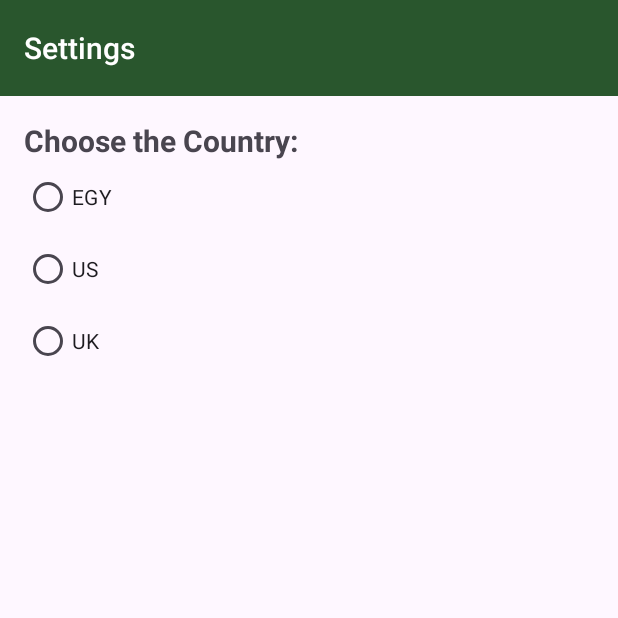
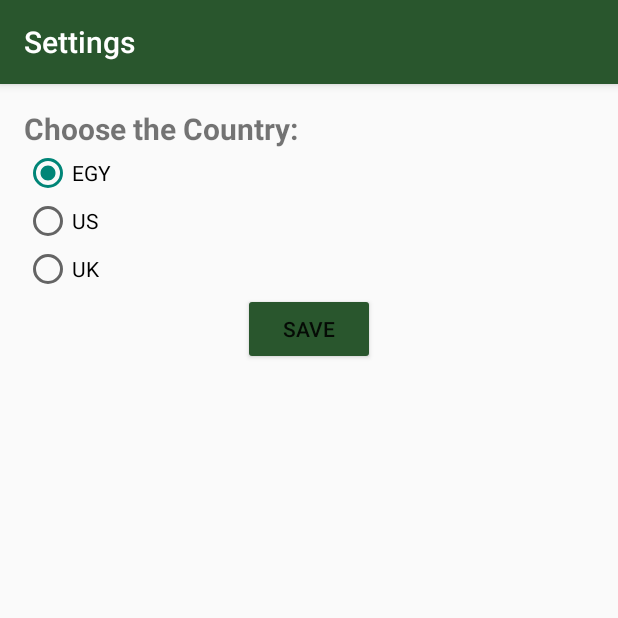
Before and after one commit to maryamasem/News_App, an Android app: the SettingActivity screen opened directly, with no data from a screen before it, on a phone screen of 412 x 824 dp, the top half of it. Run offline under Robolectric (Android 15) with nearby library versions, the phone set to English and light mode, and no system bars; Roboto replaces fonts that are not available here.

Commit message:
add setting activity

```diff
--- a/app/src/main/AndroidManifest.xml
+++ b/app/src/main/AndroidManifest.xml
@@ -12,7 +12,7 @@
         android:label="@string/app_name"
         android:roundIcon="@mipmap/ic_launcher_round"
         android:supportsRtl="true"
-        android:theme="@style/Theme.WhatNow"
+        android:theme="@style/Theme.AppCompat.Light.NoActionBar"
         android:usesCleartextTraffic="true">
         <activity
             android:name=".SettingActivity"
--- a/app/src/main/java/com/depi/whatnow/SettingActivity.kt
+++ b/app/src/main/java/com/depi/whatnow/SettingActivity.kt
@@ -1,20 +1,46 @@
 package com.depi.whatnow
 
 import android.os.Bundle
+import android.widget.Toast
 import androidx.activity.enableEdgeToEdge
 import androidx.appcompat.app.AppCompatActivity
 import androidx.core.view.ViewCompat
 import androidx.core.view.WindowInsetsCompat
+import com.depi.whatnow.databinding.ActivitySettingBinding
 
 class SettingActivity : AppCompatActivity() {
+    lateinit var binding: ActivitySettingBinding
     override fun onCreate(savedInstanceState: Bundle?) {
         super.onCreate(savedInstanceState)
         enableEdgeToEdge()
+        binding = ActivitySettingBinding.inflate(layoutInflater)
         setContentView(R.layout.activity_setting)
         ViewCompat.setOnApplyWindowInsetsListener(findViewById(R.id.main)) { v, insets ->
             val systemBars = insets.getInsets(WindowInsetsCompat.Type.systemBars())
             v.setPadding(systemBars.left, systemBars.top, systemBars.right, systemBars.bottom)
             insets
         }
+        setSupportActionBar(binding.toolbar)
+
+        val prefCountry = getSharedPreferences("AppPrefs", MODE_PRIVATE)
+        val countryCode = prefCountry.getString("country", "Egy")
+
+        when (countryCode){
+            "Egy" -> binding.countriesRg.check(R.id.eg_btn)
+            "US" -> binding.countriesRg.check(R.id.us_rb)
+            else -> binding.countriesRg.check(R.id.us_rb)
+        }
+
+        binding.saveBtn.setOnClickListener {
+
+            val selectedCountry = binding.countriesRg.checkedRadioButtonId.toString()
+
+            val editor = prefCountry.edit()
+            editor.putString("country", selectedCountry)
+            editor.apply()
+
+            Toast.makeText(this, "Saved: $selectedCountry", Toast.LENGTH_SHORT).show()
+            finish()
+        }
     }
 }
--- a/app/src/main/res/layout/activity_setting.xml
+++ b/app/src/main/res/layout/activity_setting.xml
@@ -1,6 +1,5 @@
 <?xml version="1.0" encoding="utf-8"?>
-<LinearLayout
-    xmlns:android="http://schemas.android.com/apk/res/android"
+<LinearLayout xmlns:android="http://schemas.android.com/apk/res/android"
     xmlns:app="http://schemas.android.com/apk/res-auto"
     xmlns:tools="http://schemas.android.com/tools"
     android:id="@+id/main"
@@ -9,30 +8,37 @@
     android:orientation="vertical"
     tools:context=".SettingActivity">
 
-    <Toolbar
+    <androidx.appcompat.widget.Toolbar
+        android:id="@+id/toolbar"
+        app:title="@string/settings"
+        app:titleTextColor="@color/white"
         android:layout_width="match_parent"
-        android:layout_height="64dp"
+        android:layout_height="?actionBarSize"
+        android:background="#29562D"
+        android:elevation="4dp"
+        android:theme="@style/ThemeOverlay.AppCompat.ActionBar"
+        app:popupTheme="@style/ThemeOverlay.AppCompat.Light"
         android:title="@string/settings"
-        android:titleTextColor="@color/white"
-        android:background="#29562D"/>
+        android:titleTextColor="@color/white" />
 
 
     <TextView
-        android:paddingTop="16dp"
-        android:paddingStart="16dp"
-        android:paddingEnd="16dp"
         android:layout_width="wrap_content"
         android:layout_height="wrap_content"
+        android:paddingStart="16dp"
+        android:paddingTop="16dp"
+        android:paddingEnd="16dp"
+        android:text="@string/choose_the_country"
         android:textSize="20sp"
-        android:textStyle="bold"
-        android:text="@string/choose_the_country"/>
+        android:textStyle="bold" />
 
     <RadioGroup
         android:id="@+id/countries_rg"
+        android:layout_width="match_parent"
+        android:layout_height="wrap_content"
+        android:checkedButton="@id/eg_btn"
         android:paddingStart="16dp"
-        android:paddingEnd="16dp"
-        android:layout_width="match_parent"
-        android:layout_height="wrap_content">
+        android:paddingEnd="16dp">
 
         <RadioButton
             android:id="@+id/eg_btn"
@@ -41,19 +47,26 @@
             android:text="@string/egy" />
 
         <RadioButton
+            android:id="@+id/us_rb"
             android:layout_width="wrap_content"
             android:layout_height="wrap_content"
-            android:text="@string/us"
-            android:id="@+id/us_rb"/>
+            android:text="@string/us" />
 
 
         <RadioButton
             android:id="@+id/uk_btn"
             android:layout_width="wrap_content"
             android:layout_height="wrap_content"
-            android:text="@string/uk"/>
-
+            android:text="@string/uk" />
 
     </RadioGroup>
 
+    <Button
+        android:id="@+id/save_btn"
+        android:layout_width="wrap_content"
+        android:layout_height="wrap_content"
+        android:layout_gravity="center"
+        android:backgroundTint="#29562D"
+        android:text="@string/save_country" />
+
 </LinearLayout>
--- a/app/src/main/res/values/strings.xml
+++ b/app/src/main/res/values/strings.xml
@@ -5,4 +5,5 @@
     <string name="choose_the_country">Choose the Country:</string>
     <string name="us">US</string>
     <string name="uk">UK</string>
+    <string name="save_country">Save</string>
 </resources>
```
